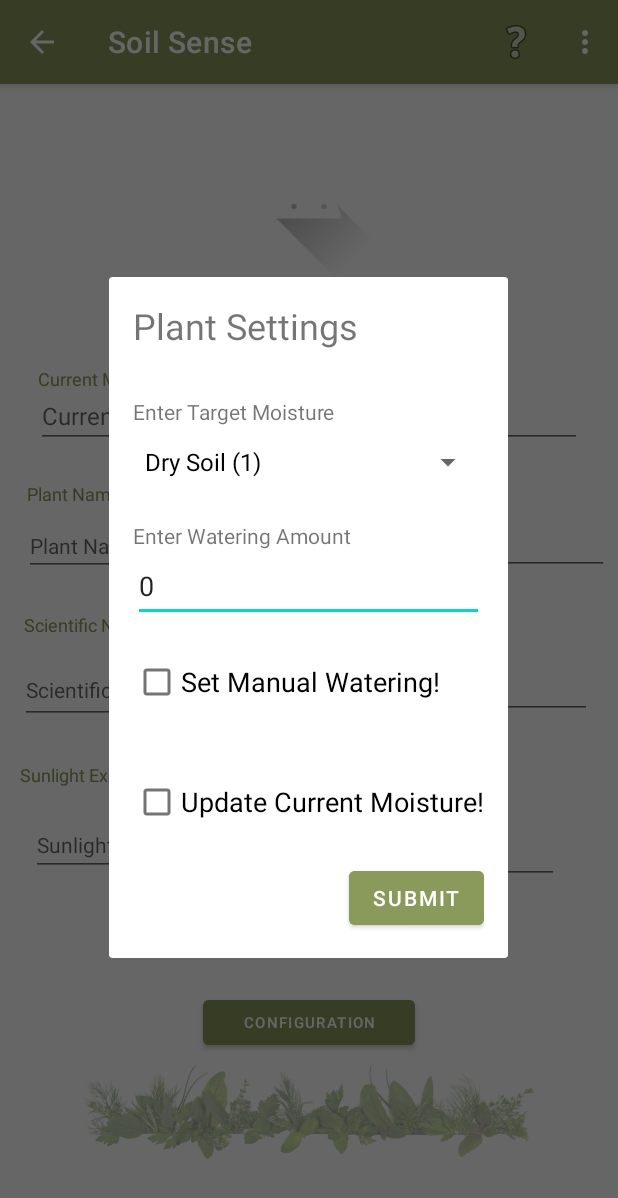
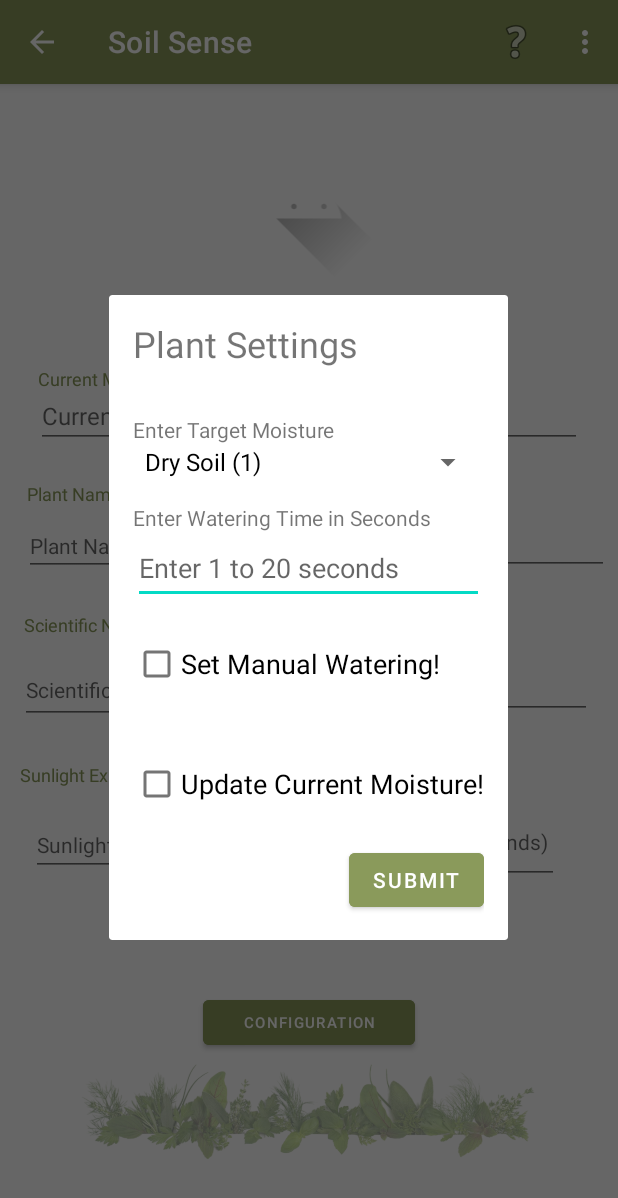
Before and after one commit to bananaslamjamma/Elec390_proj_demo, an Android app: the plantProfileActivity screen opened directly, with no data from a screen before it, after a tap on "CONFIGURATION", on a phone screen of 412 x 824 dp. Shown: the top 1198 px of the screen. Run offline under Robolectric (Android 15) with nearby library versions, the light colour scheme and no system bars; our stand-ins replace Firebase (no records; nobody signed in at launch, a user with empty details on screens opened directly); pictures from the network do not load; 6 statements that could not run were skipped.

Commit message:
sanitized inputs, keep current moisture on active plant swap
revert if needed

```diff
--- a/app/src/main/java/com/example/elec390_proj_demo/ActivePlant.java
+++ b/app/src/main/java/com/example/elec390_proj_demo/ActivePlant.java
@@ -96,6 +96,10 @@
         return result;
     }
 
+
+
+
+
     public Map<String, Object> toMap() {
         HashMap<String, Object> result = new HashMap<>();
         result.put("address", this.address);
--- /dev/null
+++ b/app/src/main/java/com/example/elec390_proj_demo/InputSanitizer.java
@@ -0,0 +1,29 @@
+package com.example.elec390_proj_demo;
+
+
+import android.text.InputFilter;
+import android.text.Spanned;
+
+public class InputSanitizer implements InputFilter {
+    private int minInt, minMax;
+
+    public InputSanitizer ( int minValue , int maxValue) {
+        this.minInt = minValue;
+        this.minMax = maxValue;
+    }
+
+    @Override
+    public CharSequence filter(CharSequence charSequence, int startIndex, int endIndex, Spanned spanned, int d_start, int d_end) {
+        try {
+            int input = Integer. parseInt (spanned.toString() + charSequence.toString()) ;
+            if (isInRange(minInt, minMax, input))
+                return null;
+        } catch (NumberFormatException e) {
+            e.printStackTrace() ;
+        }
+        return "" ;
+    }
+    private boolean isInRange ( int a , int b , int c) {
+        return b > a ? c >= a && c <= b : c >= b && c <= a ;
+    }
+}
--- a/app/src/main/java/com/example/elec390_proj_demo/plantProfileActivity.java
+++ b/app/src/main/java/com/example/elec390_proj_demo/plantProfileActivity.java
@@ -6,6 +6,7 @@
 import android.app.Dialog;
 import android.content.Intent;
 import android.os.Bundle;
+import android.text.InputFilter;
 import android.view.Menu;
 import android.view.MenuItem;
 import android.view.View;
@@ -17,7 +18,6 @@
 import android.widget.EditText;
 import android.widget.ImageView;
 import android.widget.Spinner;
-import android.widget.Switch;
 import android.widget.TextView;
 import android.widget.Toast;
 
@@ -60,6 +60,7 @@
     ActivePlant g_active;
 
     int moistureLevelValue  = 0;
+    int plantMoistureLevel = 0;
     @Override
     public boolean onCreateOptionsMenu(Menu menu) {
         // Inflate the menu; this adds items to the action bar if it is present.
@@ -127,8 +128,13 @@
         manualWaterCheck = dialog.findViewById(R.id.manual_watering_check);
         autoRefreshCheck = dialog.findViewById(R.id.auto_refresh_check);
         submitDia = dialog.findViewById(R.id.profile_submit_dia);
+
+        dia_watering_amount.setFilters(new InputFilter[] {
+                new InputSanitizer(1,20)});
+
+
         //drop down list
-        spin = (Spinner) dialog.findViewById(R.id.TEST);
+        spin = (Spinner) dialog.findViewById(R.id.target_moisture_options);
         ArrayAdapter<CharSequence> adapter = ArrayAdapter.createFromResource(this,
                 R.array.target_moisture_settings, android.R.layout.simple_spinner_dropdown_item);
         spin.setAdapter(adapter);
@@ -181,7 +187,7 @@
                         sci_name.setText(String.valueOf(p.getScientific_name()));
 
                         //ints
-                        int plantMoistureLevel =  p.calcCurrentMoisture();
+                        plantMoistureLevel =  p.calcCurrentMoisture();
                         target_moisture.setText(String.valueOf(targetMoistureInterpreter(plantMoistureLevel)));
                         watering_amount.setText(String.valueOf(p.getWatering_amount()));
                         getSupportActionBar().setTitle(String.valueOf(p.getName()));
@@ -207,6 +213,7 @@
                             public void onClick(View view) {
                                 p.setAddress("/Plants/" + noWS_c_plant);
                                 Map<String, Object> postValues = p.toMap();
+                                System.out.println("VALUES OF CHANGING ACTIVE PLANT");
                                 active_root.updateChildren(postValues);
                                 //System.out.println("UPDATED ACTIVE_PLANT");
                                 Intent myIntent = new Intent(getApplicationContext(), myPlantsActivity.class);
@@ -228,7 +235,7 @@
                                 @Override
                                 public void onClick(View view) {
                                     //if you're swapping over active_plants wipe the current settings
-                                    p.wipeProfile();
+                                    //p.wipeProfile();
                                     p.setAddress("Plants/" + current_plant);
                                     Map<String, Object> postValues = p.toMap();
                                     active_root.updateChildren(postValues);
@@ -263,27 +270,48 @@
     }
 
     public void showPopUp() {
+        spin.setSelection(plantMoistureLevel-1);
+        if(!watering_amount.getText().toString().equals("0")){
+            dia_watering_amount.setText(String.valueOf(watering_amount.getText()));
+        }
+
         manualWaterCheck.setOnClickListener(new View.OnClickListener() {
             @Override
             public void onClick(View view) {
-                active_root.child("manualFlag").setValue(true);
+                if(!(dia_watering_amount.getText().toString().equals("") || dia_watering_amount.getText().toString().equals("0") )){
+                    active_root.child("arduinoRefresh").setValue(true);
                     dialog.dismiss();
                     //refresh the current activity
                     recreate();
+                } else {
+                    manualWaterCheck.setChecked(false);
+                    Toast.makeText(view.getContext(),
+                            "Please enter a watering time!",
+                            Toast.LENGTH_SHORT).show();
+                }
             }
         });
         autoRefreshCheck.setOnClickListener(new View.OnClickListener() {
             @Override
             public void onClick(View view) {
+                if(!(dia_watering_amount.getText().toString().equals("") || dia_watering_amount.getText().toString().equals("0") )){
                     active_root.child("arduinoRefresh").setValue(true);
                     dialog.dismiss();
                     //refresh the current activity
                     recreate();
+                } else {
+                    autoRefreshCheck.setChecked(false);
+                    Toast.makeText(view.getContext(),
+                            "Please enter a watering time!",
+                            Toast.LENGTH_SHORT).show();
+
+                }
             }
         });
         submitDia.setOnClickListener(new View.OnClickListener() {
             @Override
             public void onClick(View view) {
+                if(!(dia_watering_amount.getText().toString().equals("") || dia_watering_amount.getText().toString().equals("0") )){
                     //int moisture_input = Integer.valueOf(dia_target_moisture.getText().toString());
                     int moisture_input = moistureLevelValue;
                     int water_amt_input = Integer.valueOf(dia_watering_amount.getText().toString());
@@ -297,6 +325,12 @@
                     dialog.dismiss();
                     //refresh the current activity
                     recreate();
+                }
+                else {
+                    Toast.makeText(view.getContext(),
+                            "Please enter a watering time!",
+                            Toast.LENGTH_SHORT).show();
+                }
             }
         });
 
--- a/app/src/main/res/layout/activity_plant_profile.xml
+++ b/app/src/main/res/layout/activity_plant_profile.xml
@@ -185,7 +185,7 @@
         android:layout_height="wrap_content"
         android:layout_alignParentLeft="true"
         android:layout_marginBottom="22dp"
-        android:text="Watering Amount"
+        android:text="Watering Time(seconds)"
         android:textColor="@color/moss_green"
         android:textSize="12sp"
         app:layout_constraintBottom_toTopOf="@+id/p_watering_amount"
@@ -201,9 +201,10 @@
         android:layout_marginBottom="246dp"
         android:clickable="false"
         android:focusable="false"
-        android:hint="Watering Amount"
+        android:hint="Watering Time(seconds)"
+        android:digits="0123456789"
+        android:inputType="number"
         android:imeOptions="actionNext"
-        android:inputType="none"
         android:textSize="14sp"
         app:layout_constraintBottom_toBottomOf="parent"
         app:layout_constraintEnd_toEndOf="@+id/imageView2"
--- a/app/src/main/res/layout/plant_profile_dialog.xml
+++ b/app/src/main/res/layout/plant_profile_dialog.xml
@@ -33,7 +33,7 @@
         android:inputType="numberSigned" />
 
     <Spinner
-        android:id="@+id/TEST"
+        android:id="@+id/target_moisture_options"
         android:layout_width="match_parent"
         android:layout_height="wrap_content" />
 
@@ -43,17 +43,17 @@
         android:layout_height="wrap_content"
         android:layout_alignParentLeft="true"
         android:layout_marginTop="15dp"
-        android:text="Enter Watering Amount"
+        android:text="Enter Watering Time in Seconds"
         android:textSize="14sp" />
 
     <EditText
         android:id="@+id/watering_amount_dia"
         android:layout_width="match_parent"
         android:layout_height="48dp"
-        android:text="0"
-        android:hint="Watering Amount"
-        android:imeOptions="actionNext"
-        android:inputType="numberSigned" />
+        android:hint="Enter 1 to 20 seconds"
+        android:digits="0123456789"
+        android:inputType="number"
+        android:imeOptions="actionNext" />
     <!--
     <CheckBox
         android:id="@+id/active_plants_check"
```
Also changed, not shown: app/src/main/java/com/example/elec390_proj_demo/plantRegistrationActivity.java (+20 -5 lines). Lines whose indentation alone changed are shown as unchanged.
